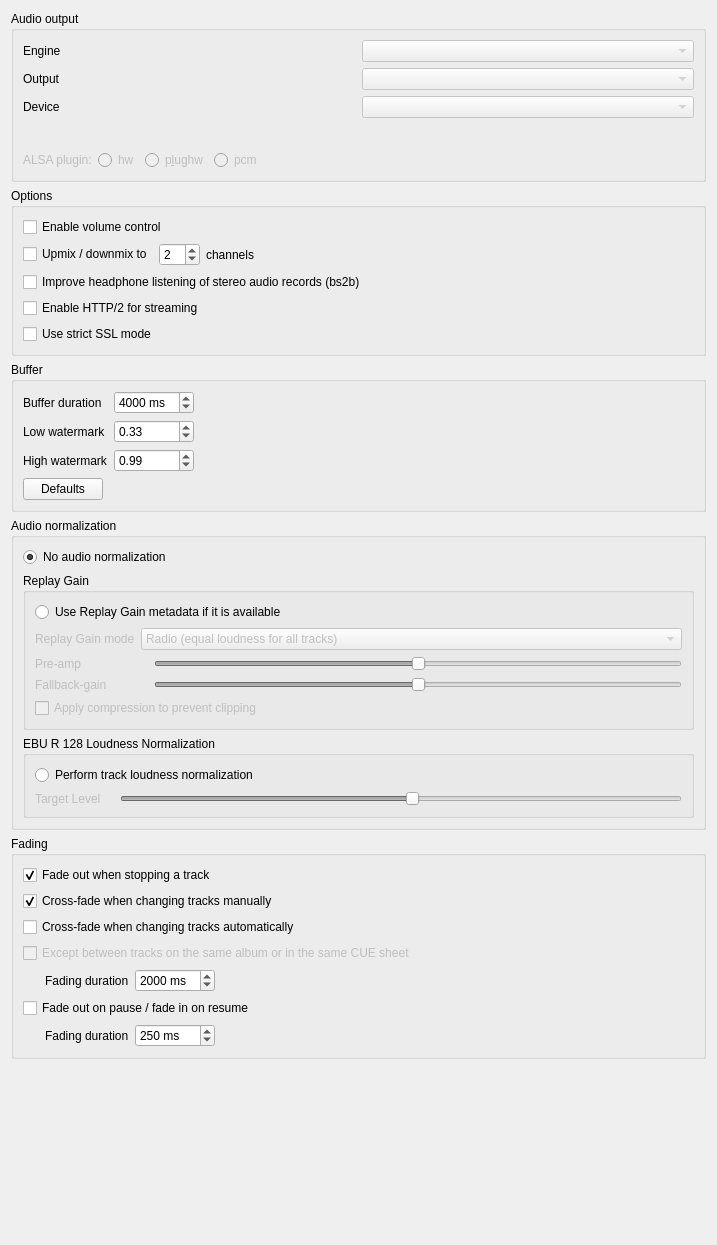
This is src/settings/backendsettingspage.ui in strawberrymusicplayer/strawberry as Qt 5 draws it before an edit. The edited form follows.
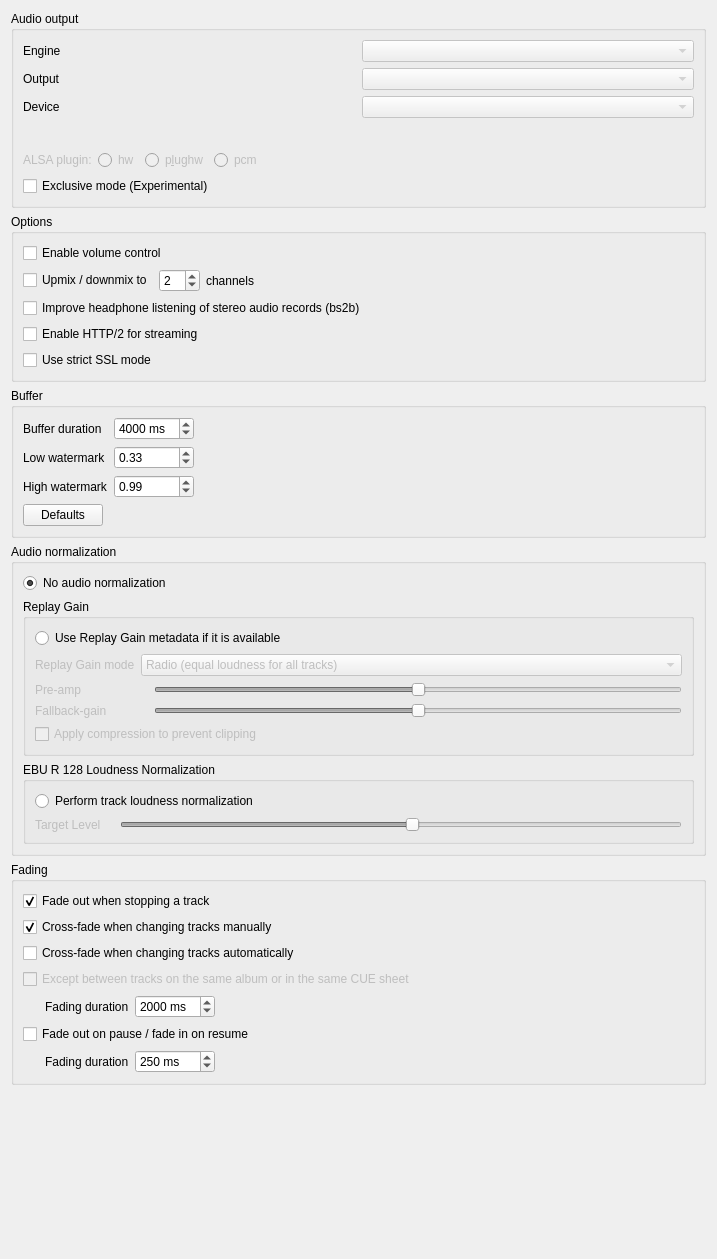
This is the edited form. Custom widgets are drawn as their Qt base class.

Commit message: Add exclusive mode option for WASAPI

What changed in the file:
```diff
--- a/src/settings/backendsettingspage.ui
+++ b/src/settings/backendsettingspage.ui
@@ -7,7 +7,7 @@
     <x>0</x>
     <y>0</y>
     <width>717</width>
-    <height>1245</height>
+    <height>1259</height>
    </rect>
   </property>
   <property name="windowTitle">
@@ -153,6 +153,47 @@
         </layout>
        </widget>
       </item>
+      <item>
+       <widget class="QWidget" name="widget_exclusive_mode" native="true">
+        <layout class="QHBoxLayout" name="layout_exclusive_mode">
+         <property name="spacing">
+          <number>0</number>
+         </property>
+         <property name="leftMargin">
+          <number>0</number>
+         </property>
+         <property name="topMargin">
+          <number>0</number>
+         </property>
+         <property name="rightMargin">
+          <number>0</number>
+         </property>
+         <property name="bottomMargin">
+          <number>0</number>
+         </property>
+         <item>
+          <widget class="QCheckBox" name="checkbox_exclusive_mode">
+           <property name="text">
+            <string>Exclusive mode (Experimental)</string>
+           </property>
+          </widget>
+         </item>
+         <item>
+          <spacer name="spacer_exclusive_mode">
+           <property name="orientation">
+            <enum>Qt::Horizontal</enum>
+           </property>
+           <property name="sizeHint" stdset="0">
+            <size>
+             <width>40</width>
+             <height>20</height>
+            </size>
+           </property>
+          </spacer>
+         </item>
+        </layout>
+       </widget>
+      </item>
      </layout>
     </widget>
    </item>
```
The commit also changes 9 other files.
